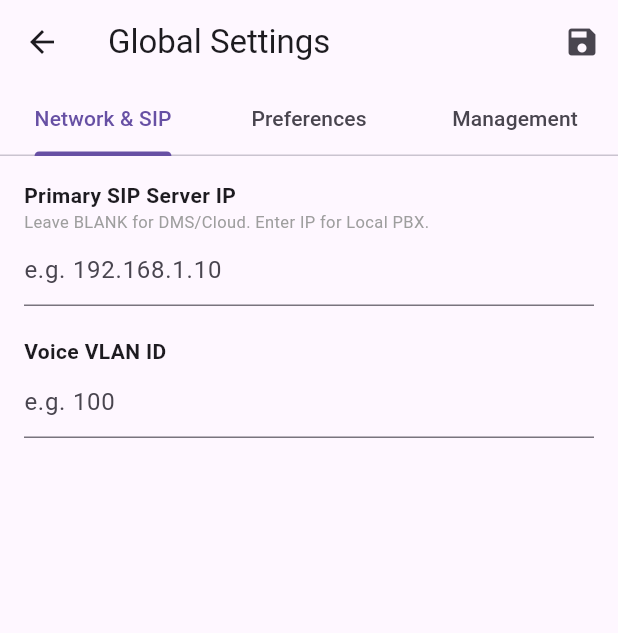
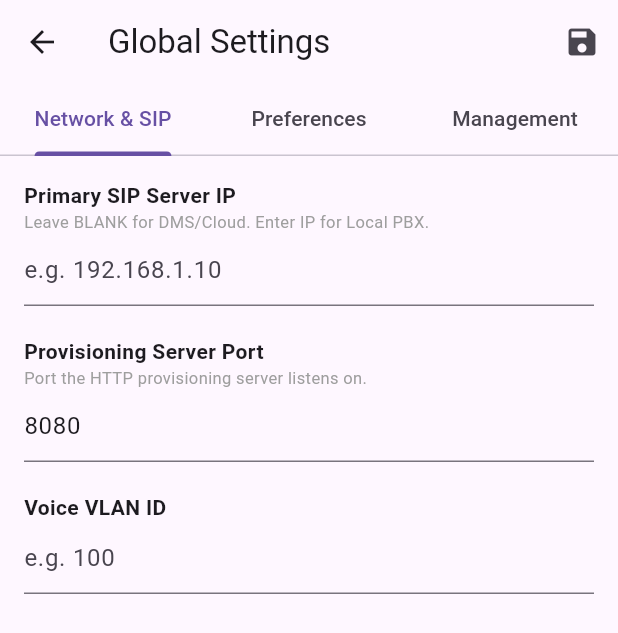
Before and after one commit to Ezra90/Pocket-Provisioner, a Flutter app: the screen it shows after launch, after a tap on "Start Server", after a tap on the "settings" icon, on a phone screen of 412 x 824 dp. Shown: the top 633 px of the screen. Run offline on Flutter 3.47's test engine with Material 3 defaults, Android fonts, the phone set to English and light mode, and no system bars; our stand-ins replace csv, file_picker, mustache_template, permission_handler, share_plus, shared_preferences and 3 more; missing offline and left inert: mobile_scanner, network_info_plus, shelf_router; accounts and stored records are empty.

Commit message:
Critical fixes: content-type, request logging, configurable port, remove Telstra default URL
Co-authored-by: Ezra90 <38937043+Ezra90@users.noreply.github.com>

```diff
--- a/lib/data/device_templates.dart
+++ b/lib/data/device_templates.dart
@@ -9,7 +9,7 @@ class WallpaperSpec {
 
 class DeviceTemplates {
 
-  static const String defaultTarget = "http://polydms.digitalbusiness.telstra.com/dms/bootstrap";
+  static const String defaultTarget = "";
 
   // --- WALLPAPER DATABASE ---
   static const Map<String, WallpaperSpec> wallpaperSpecs = {
--- a/lib/screens/dashboard_screen.dart
+++ b/lib/screens/dashboard_screen.dart
@@ -260,7 +260,9 @@ class _DashboardScreenState extends State<DashboardScreen> {
       WakelockPlus.disable();
     } else {
       try {
-        String url = await ProvisioningServer.instance.start();
+        final prefs = await SharedPreferences.getInstance();
+        final port = (int.tryParse(prefs.getString('server_port') ?? '8080') ?? 8080).clamp(1, 65535);
+        String url = await ProvisioningServer.instance.start(port);
         setState(() {
           _serverStatus = "ONLINE: $url";
           _isServerRunning = true;
--- a/lib/screens/settings_screen.dart
+++ b/lib/screens/settings_screen.dart
@@ -18,6 +18,7 @@ class SettingsScreen extends StatefulWidget {
 
 class _SettingsScreenState extends State<SettingsScreen> {
   final TextEditingController _sipServerController = TextEditingController();
+  final TextEditingController _portController = TextEditingController();
   final TextEditingController _voiceVlanController = TextEditingController();
   final TextEditingController _ntpServerController = TextEditingController();
   final TextEditingController _timezoneController = TextEditingController();
@@ -44,6 +45,7 @@ class _SettingsScreenState extends State<SettingsScreen> {
     final prefs = await SharedPreferences.getInstance();
     setState(() {
       _sipServerController.text = prefs.getString('sip_server_address') ?? '';
+      _portController.text = prefs.getString('server_port') ?? '8080';
       _voiceVlanController.text = prefs.getString('voice_vlan_id') ?? '';
       _ntpServerController.text = prefs.getString('ntp_server') ?? '';
       _timezoneController.text = prefs.getString('timezone_offset') ?? '';
@@ -65,6 +67,7 @@ class _SettingsScreenState extends State<SettingsScreen> {
   Future<void> _saveSettings() async {
     final prefs = await SharedPreferences.getInstance();
     await prefs.setString('sip_server_address', _sipServerController.text.trim());
+    await prefs.setString('server_port', _portController.text.trim());
     await prefs.setString('voice_vlan_id', _voiceVlanController.text.trim());
     await prefs.setString('ntp_server', _ntpServerController.text.trim());
     await prefs.setString('timezone_offset', _timezoneController.text.trim());
@@ -84,6 +87,7 @@ class _SettingsScreenState extends State<SettingsScreen> {
   @override
   void dispose() {
     _sipServerController.dispose();
+    _portController.dispose();
     _voiceVlanController.dispose();
     _ntpServerController.dispose();
     _timezoneController.dispose();
@@ -228,6 +232,15 @@ class _SettingsScreenState extends State<SettingsScreen> {
                   decoration: const InputDecoration(hintText: "e.g. 192.168.1.10"),
                 ),
                 const SizedBox(height: 20),
+                const Text("Provisioning Server Port", style: TextStyle(fontWeight: FontWeight.bold)),
+                const Text("Port the HTTP provisioning server listens on.", style: TextStyle(fontSize: 11, color: Colors.grey)),
+                TextField(
+                  controller: _portController,
+                  decoration: const InputDecoration(hintText: "8080"),
+                  keyboardType: TextInputType.number,
+                  inputFormatters: [FilteringTextInputFormatter.digitsOnly],
+                ),
+                const SizedBox(height: 20),
                 const Text("Voice VLAN ID", style: TextStyle(fontWeight: FontWeight.bold)),
                 TextField(
                   controller: _voiceVlanController,
@@ -343,7 +356,7 @@ class _SettingsScreenState extends State<SettingsScreen> {
                 TextField(
                   controller: _targetUrlController,
                   decoration: const InputDecoration(
-                    hintText: "http://polydms.digitalbusiness.telstra.com/dms/bootstrap",
+                    hintText: "https://your-pbx.example.com/provision",
                     helperText: "e.g. Carrier DMS or EPM URL",
                     helperStyle: TextStyle(fontSize: 10, color: Colors.grey)
                   ),
--- a/lib/services/provisioning_server.dart
+++ b/lib/services/provisioning_server.dart
@@ -14,7 +14,7 @@ class ProvisioningServer {
 
   static String? get serverUrl => _serverUrl;
 
-  Future<String> start() async {
+  Future<String> start([int port = 8080]) async {
     await stop();
 
     final router = Router();
@@ -116,15 +116,20 @@ class ProvisioningServer {
       }
 
       final content = await match.readAsString();
+      final ext = p.extension(match.path).toLowerCase();
+      final contentType = ext == '.xml' ? 'application/xml' : 'text/plain';
       return Response.ok(content, headers: {
-        'Content-Type': 'text/plain',
+        'Content-Type': contentType,
         'Access-Control-Allow-Origin': '*',
       });
     });
 
     try {
-      _server = await shelf_io.serve(router, '0.0.0.0', 8080);
-      _serverUrl = 'http://$myIp:8080';
+      final handler = const Pipeline()
+          .addMiddleware(logRequests())
+          .addHandler(router.call);
+      _server = await shelf_io.serve(handler, '0.0.0.0', port);
+      _serverUrl = 'http://$myIp:$port';
       print('Server running: $_serverUrl');
       return _serverUrl!;
     } catch (e) {
```
